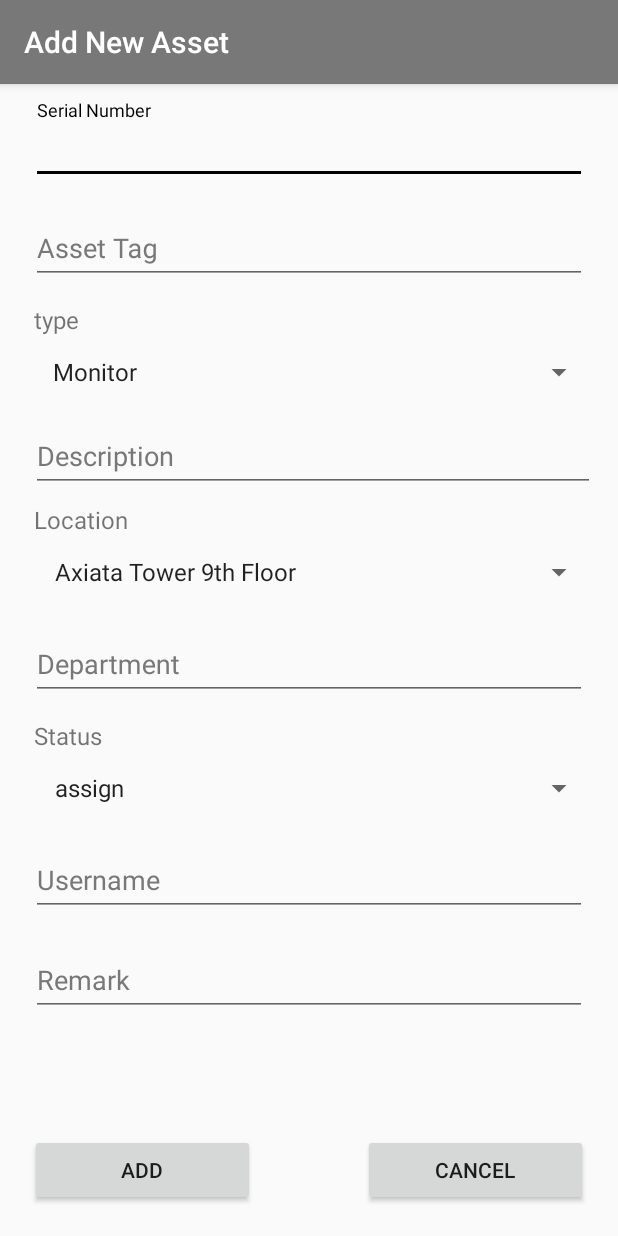
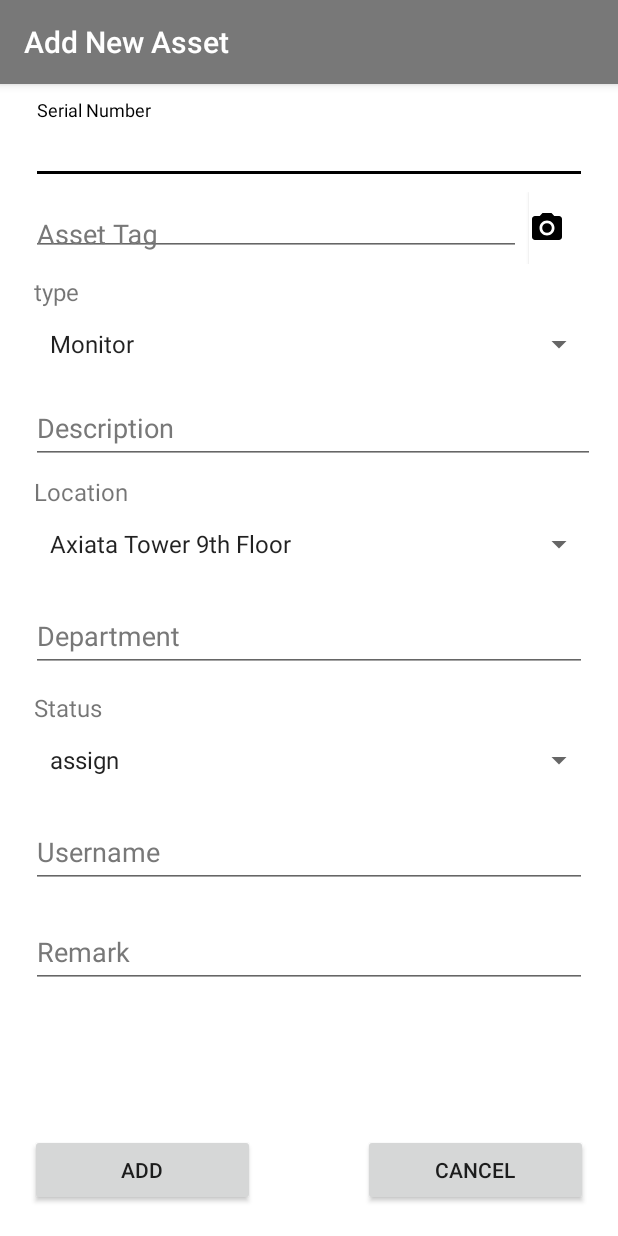
Before and after one commit to safanaqumar/Teddy_App, an Android app: the screen it shows after launch (Add_new_asset), on a phone screen of 412 x 824 dp. Run offline under Robolectric (Android 15) with nearby library versions, the phone set to English and light mode, and no system bars; our stand-ins replace Firebase (no records; nobody signed in at launch, a user with empty details on screens opened directly).

Commit message:
Done with QR

```diff
--- a/app/build.gradle
+++ b/app/build.gradle
@@ -35,7 +35,9 @@ dependencies {
     testImplementation 'junit:junit:4.12'
     androidTestImplementation 'androidx.test.ext:junit:1.1.2'
     androidTestImplementation 'androidx.test.espresso:espresso-core:3.3.0'
-    implementation 'me.dm7.barcodescanner:zxing:1.9.13'
+    implementation 'me.dm7.barcodescanner:zxing:1.9'
+    implementation 'com.google.android.gms:play-services-auth:16.0.0'
+
     //  implementation 'com.google.firebase:firebase-analytics:17.5.0'
     // implementation 'com.google.firebase:firebase-messaging:20.2.3'
 }
--- a/app/src/main/AndroidManifest.xml
+++ b/app/src/main/AndroidManifest.xml
@@ -4,9 +4,6 @@
 
     <uses-permission android:name="android.permission.INTERNET" />
     <uses-permission android:name="android.permission.CAMERA" />
-
-    <uses-feature android:name="android.hardware.camera" />
-    <uses-feature android:name="android.hardware.camera.autofocus" />
 
     <meta-data
         android:name="com.google.android.gms.vision.DEPENDENCIES"
@@ -19,7 +16,7 @@
         android:roundIcon="@mipmap/ic_launcher_round"
         android:supportsRtl="true"
         android:theme="@style/AppTheme">
-        <activity android:name=".qrscanner"></activity>
+        <activity android:name=".QRreader"></activity>
         <activity android:name=".Asset_update" />
         <activity android:name=".splash_screen" />
         <activity android:name=".Add_new_asset">
--- a/app/src/main/java/com/example/teddyapp/Add_new_asset.java
+++ b/app/src/main/java/com/example/teddyapp/Add_new_asset.java
@@ -1,7 +1,13 @@
 package com.example.teddyapp;
 
 import androidx.appcompat.app.AppCompatActivity;
+import androidx.core.app.ActivityCompat;
+import androidx.core.content.ContextCompat;
 
+import android.Manifest;
+import android.content.Intent;
+import android.content.pm.PackageManager;
+import android.graphics.Camera;
 import android.os.Bundle;
 import android.view.View;
 import android.widget.ArrayAdapter;
@@ -13,14 +19,14 @@ import com.example.teddyapp.AssetDatabase.AssetDatabase;
 import com.google.android.material.textfield.TextInputEditText;
 import com.google.firebase.database.DatabaseReference;
 import com.google.firebase.database.FirebaseDatabase;
-import com.google.zxing.Result;
-
-import me.dm7.barcodescanner.zxing.ZXingScannerView;
 
 public class Add_new_asset extends AppCompatActivity  {
 private Spinner statusspinner,Location,type;
-private TextInputEditText serialno,Assettag,Description,Department,Remark;
+public static TextInputEditText serialno,Assettag,Description,Department,Remark,User;
 private Button Addasset,cancelasset ;
+private Button qrscanner;
+    private static final int REQUEST_CAMERA = 1;
+
 
 
 
@@ -29,7 +35,7 @@ private Button Addasset,cancelasset ;
     protected void onCreate(Bundle savedInstanceState) {
         super.onCreate(savedInstanceState);
         setContentView(R.layout.activity_add_new_asset);
-
+        qrscanner = (Button) findViewById(R.id.qr);
 
         getSupportActionBar().setTitle("Add New Asset");
         statusspinner = (Spinner) findViewById(R.id.status);
@@ -39,9 +45,27 @@ private Button Addasset,cancelasset ;
         Assettag = (TextInputEditText) findViewById(R.id.AssetTag);
         Description = (TextInputEditText) findViewById(R.id.desc);
         Department = (TextInputEditText) findViewById(R.id.dept);
+        User = (TextInputEditText) findViewById(R.id.username);
         Remark = (TextInputEditText) findViewById(R.id.remark);
         Addasset = (Button) findViewById(R.id.addasset);
         cancelasset = (Button)findViewById(R.id.cancelasset);
+
+
+
+        qrscanner.setOnClickListener(new View.OnClickListener() {
+            @Override
+            public void onClick(View v) {
+
+                if (ContextCompat.checkSelfPermission(Add_new_asset.this, Manifest.permission.CAMERA)
+                        != PackageManager.PERMISSION_GRANTED) {
+                    ActivityCompat.requestPermissions(Add_new_asset.this,
+                            new String[]{Manifest.permission.CAMERA},REQUEST_CAMERA);
+                } else {
+                    startActivity(new Intent(getApplicationContext(),QRreader.class));
+
+                }
+            }
+        });
 
        // FirebaseDatabase.getInstance().getReference().child("Add_Asset");
         // FirebaseDatabase.getInstance().getReference().child("Child").child("Aseetdata").setValue("data");
--- /dev/null
+++ b/app/src/main/res/drawable/ic_camera_alt_black_24dp.xml
@@ -0,0 +1,12 @@
+<vector xmlns:android="http://schemas.android.com/apk/res/android"
+        android:width="24dp"
+        android:height="24dp"
+        android:viewportWidth="24.0"
+        android:viewportHeight="24.0">
+    <path
+        android:fillColor="#FF000000"
+        android:pathData="M12,12m-3.2,0a3.2,3.2 0,1 1,6.4 0a3.2,3.2 0,1 1,-6.4 0"/>
+    <path
+        android:fillColor="#FF000000"
+        android:pathData="M9,2L7.17,4L4,4c-1.1,0 -2,0.9 -2,2v12c0,1.1 0.9,2 2,2h16c1.1,0 2,-0.9 2,-2L22,6c0,-1.1 -0.9,-2 -2,-2h-3.17L15,2L9,2zM12,17c-2.76,0 -5,-2.24 -5,-5s2.24,-5 5,-5 5,2.24 5,5 -2.24,5 -5,5z"/>
+</vector>
--- a/app/src/main/res/layout/activity_add_new_asset.xml
+++ b/app/src/main/res/layout/activity_add_new_asset.xml
@@ -4,7 +4,8 @@
     xmlns:tools="http://schemas.android.com/tools"
     android:layout_width="match_parent"
     android:layout_height="match_parent"
-    tools:context=".Add_new_asset">
+    tools:context=".Add_new_asset"
+    android:background="@color/white">
 
     <LinearLayout
         android:layout_width="match_parent"
@@ -32,23 +33,46 @@
 
         </com.google.android.material.textfield.TextInputLayout>
 
+<LinearLayout
+    android:layout_width="match_parent"
+    android:layout_height="wrap_content"
+android:weightSum="2"
+    android:orientation="horizontal"
+    android:clickable="true"
+
+    >
+
 
         <com.google.android.material.textfield.TextInputLayout
             android:layout_width="match_parent"
             android:layout_height="match_parent"
             android:layout_margin="5dp"
             style="@style/TextLabel"
+android:layout_weight="1"
             android:hint="Asset Tag"
+
       >
 
             <com.google.android.material.textfield.TextInputEditText
+
                android:id="@+id/AssetTag"
                 android:layout_width="match_parent"
                 android:layout_height="wrap_content"
-            />
+              />
 
         </com.google.android.material.textfield.TextInputLayout>
-       <TextView
+    <Button
+        android:layout_width="wrap_content"
+        android:layout_height="wrap_content"
+        android:background="@color/white"
+        android:id="@+id/qr"
+        android:drawableLeft="@drawable/ic_camera_alt_black_24dp"
+        android:layout_gravity="center_vertical"
+        >
+
+    </Button>
+</LinearLayout>
+    <TextView
            android:layout_width="wrap_content"
            android:layout_height="wrap_content"
            android:text="type"
@@ -61,7 +85,7 @@
 
             <Spinner
                 android:id="@+id/type"
-                android:layout_marginLeft="4dp"
+                android:layout_marginLeft="2dp"
                 android:layout_width="match_parent"
                 android:layout_height="wrap_content"
             />
@@ -98,7 +122,7 @@
             <Spinner
                android:id="@+id/loction"
                 android:layout_width="match_parent"
-android:layout_marginLeft="5dp"
+android:layout_marginLeft="2dp"
                 android:layout_height="wrap_content"
               />
 
@@ -136,7 +160,7 @@ android:layout_marginLeft="5dp"
             <Spinner
                 android:id="@+id/status"
                 android:layout_width="match_parent"
-android:layout_marginLeft="5dp"
+android:layout_marginLeft="2dp"
                 android:layout_height="wrap_content"
                 />
 
@@ -144,6 +168,7 @@ android:layout_marginLeft="5dp"
 
         <com.google.android.material.textfield.TextInputLayout
             android:layout_width="match_parent"
+            android:id="@+id/user"
             android:layout_height="match_parent"
             android:layout_margin="5dp"
             style="@style/TextLabel"
```
Also changed, not shown: app/src/main/java/com/example/teddyapp/QRreader.java (added, +49 -0 lines), app/src/main/res/layout/activity_qrreader.xml (added, +9 -0 lines).
